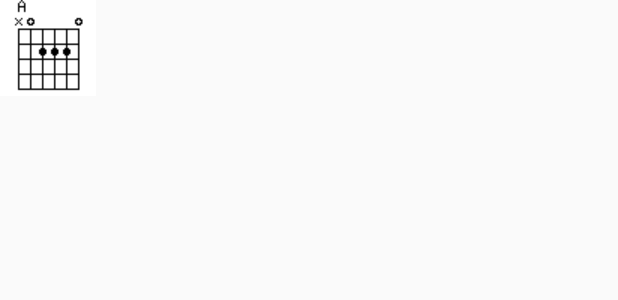
After one commit to matvlaovi/JAGA, an Android app: the layout tooltip_chord.xml on its own in the app's theme, with its tools: preview values and no code run, on a phone screen of 412 x 824 dp. The commit adds this screen. Shown: the top 300 px of the screen. Run offline under Robolectric (Android 15) with nearby library versions, the phone set to English and light mode, and no system bars.

Commit message:
added correctly calculated test tooltip on the clickable spans

```diff
--- a/Android/app/build.gradle
+++ b/Android/app/build.gradle
@@ -49,4 +49,7 @@ dependencies {
     // Bubbleseekbar
     implementation 'com.xw.repo:bubbleseekbar:3.19-lite'
 
+    // Tooltip
+    implementation 'com.fenchtose:tooltip:0.1.6'
+
 }
--- a/Android/app/src/main/java/com/vlaovic/matej/jaga/chord/ChordView.java
+++ b/Android/app/src/main/java/com/vlaovic/matej/jaga/chord/ChordView.java
@@ -1,6 +1,7 @@
 package com.vlaovic.matej.jaga.chord;
 import android.content.Context;
+import android.view.View;
 
 public interface ChordView {
-    void showChord(Context context, String chord);
+    void showChord(Context context, String chord, View view);
 }
--- a/Android/app/src/main/java/com/vlaovic/matej/jaga/chord/PopUpChord.java
+++ b/Android/app/src/main/java/com/vlaovic/matej/jaga/chord/PopUpChord.java
@@ -1,11 +1,12 @@
 package com.vlaovic.matej.jaga.chord;
 
 import android.content.Context;
+import android.view.View;
 import android.widget.Toast;
 
 public class PopUpChord implements ChordView{
     @Override
-    public void showChord(Context context, String chord) {
+    public void showChord(Context context, String chord, View view) {
         Toast.makeText(context, "POPUP - " + chord, Toast.LENGTH_SHORT).show();
     }
 }
--- /dev/null
+++ b/Android/app/src/main/res/layout/tooltip_chord.xml
@@ -0,0 +1,13 @@
+<?xml version="1.0" encoding="utf-8"?>
+<LinearLayout xmlns:android="http://schemas.android.com/apk/res/android"
+    xmlns:app="http://schemas.android.com/apk/res-auto"
+    android:layout_width="wrap_content"
+    android:layout_height="wrap_content">
+
+    <ImageView
+        android:id="@+id/imageView"
+        android:layout_width="wrap_content"
+        android:layout_height="wrap_content"
+        android:layout_weight="1"
+        app:srcCompat="@drawable/a" />
+</LinearLayout>
```
Also changed, not shown: Android/app/src/main/java/com/vlaovic/matej/jaga/chord/TooltipChord.java (+21 -3 lines), Android/app/src/main/java/com/vlaovic/matej/jaga/songChords/ChordsActivity.java (+69 -2 lines), Android/app/src/main/res/layout/activity_chords.xml (+9 -0 lines), Android/app/src/main/res/drawable/a.png (added), Android/app/src/main/res/drawable/chord_small/A.png (added).
